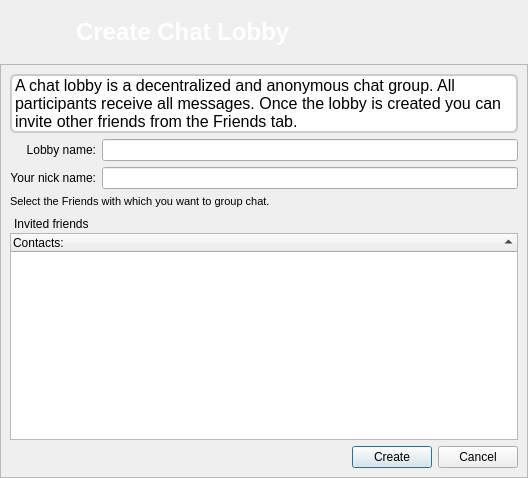
RetroShare/RetroShare, file retroshare-gui/src/gui/chat/CreateLobbyDialog.ui: the form before one commit.
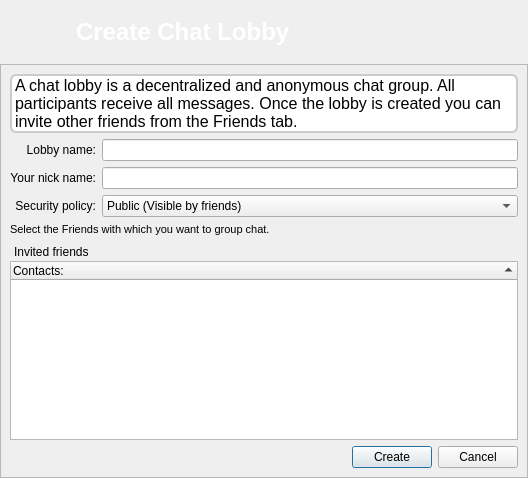
The form after the commit. Icons and pictures are not drawn.

The edit to the form file:
```diff
--- a/retroshare-gui/src/gui/chat/CreateLobbyDialog.ui
+++ b/retroshare-gui/src/gui/chat/CreateLobbyDialog.ui
@@ -133,6 +133,16 @@
                </property>
               </widget>
              </item>
+             <item>
+              <widget class="QLabel" name="label_6">
+               <property name="text">
+                <string>Security policy:</string>
+               </property>
+               <property name="alignment">
+                <set>Qt::AlignRight|Qt::AlignTrailing|Qt::AlignVCenter</set>
+               </property>
+              </widget>
+             </item>
             </layout>
            </item>
            <item>
@@ -143,6 +153,20 @@
              <item>
               <widget class="QLineEdit" name="nickName_LE"/>
              </item>
+             <item>
+              <widget class="QComboBox" name="security_CB">
+               <item>
+                <property name="text">
+                 <string>Public (Visible by friends)</string>
+                </property>
+               </item>
+               <item>
+                <property name="text">
+                 <string>Private (Works on invitation only)</string>
+                </property>
+               </item>
+              </widget>
+             </item>
             </layout>
            </item>
           </layout>
```
